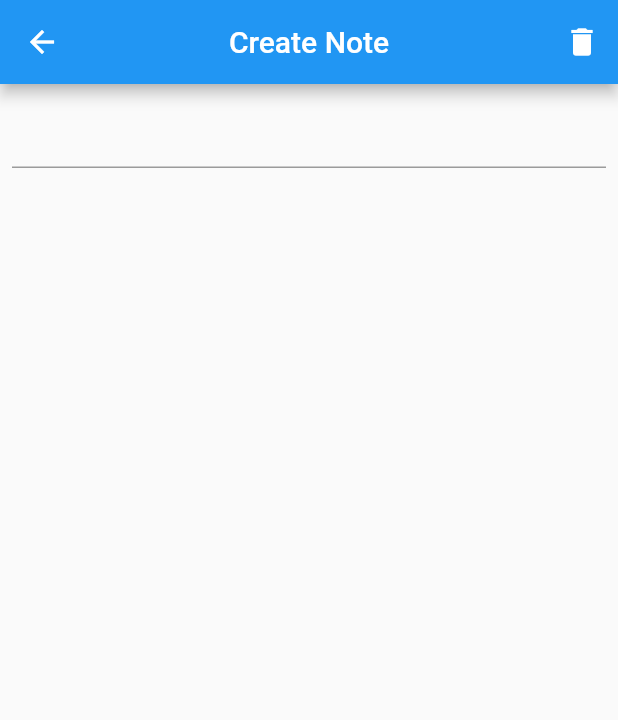
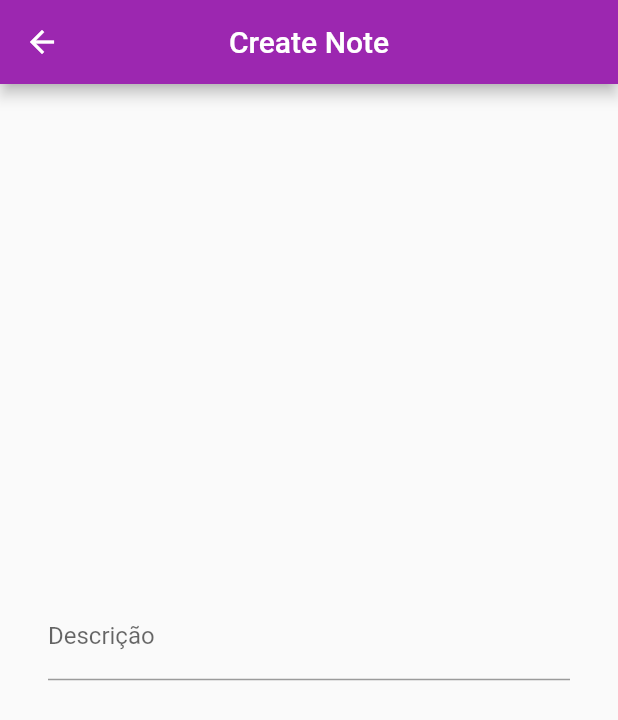
Before and after one commit to andersondev96/ignite-flutter, a Flutter app: the screen it shows after launch, after a tap on the "add" icon, on a phone screen of 412 x 824 dp. Shown: the top 720 px of the screen. Run offline on Flutter 3.47's test engine with Material 2 defaults, Android fonts, the phone set to English and light mode, and no system bars.

Commit message:
Update UI Screen

```diff
--- a/modulo-2/notes/lib/app_widget.dart
+++ b/modulo-2/notes/lib/app_widget.dart
@@ -1,12 +1,20 @@
 import 'package:flutter/material.dart';
+import 'package:notes/create_note_page.dart';
 import 'package:notes/home_page.dart';
 
 class AppWidget extends StatelessWidget {
   @override
   Widget build(BuildContext context) {
     return MaterialApp(
+      theme: ThemeData(
+        primarySwatch: Colors.purple,
+      ),
       title: 'Notes',
-      home: HomePage(),
+      initialRoute: "/home",
+      routes: {
+        "/home": (context) => HomePage(),
+        "/create-note": (context) => CreateNotePage()
+      },
     );
   }
 }
--- a/modulo-2/notes/lib/create_note_page.dart
+++ b/modulo-2/notes/lib/create_note_page.dart
@@ -8,33 +8,67 @@ class CreateNotePage extends StatefulWidget {
 
 class _CreateNotePageState extends State<CreateNotePage> {
   var description = "";
+  var textController = TextEditingController();
+  var isEdit = false;
+
+  @override
+  void initState() {
+    WidgetsBinding.instance!.addPostFrameCallback((_) {
+      if (ModalRoute.of(context)!.settings.arguments != null) {
+        description = ModalRoute.of(context)!.settings.arguments as String;
+        textController.text = description;
+        isEdit = true;
+        setState(() {});
+      }
+    });
+    super.initState();
+  }
 
   @override
   Widget build(BuildContext context) {
     return Scaffold(
         appBar: AppBar(
-          title: Text("Create Note"),
+          title: Text(isEdit ? "Edit Note" : "Create Note"),
           centerTitle: true,
-          actions: [IconButton(icon: Icon(Icons.delete), onPressed: () {})],
+          actions: [
+            if (isEdit)
+              IconButton(
+                  icon: Icon(Icons.delete),
+                  onPressed: () {
+                    Navigator.pop(context, "");
+                  })
+          ],
         ),
         body: Padding(
-          padding: const EdgeInsets.all(8.0),
+          padding: const EdgeInsets.all(32.0),
           child: Column(
-            mainAxisAlignment: MainAxisAlignment.spaceBetween,
+            mainAxisAlignment: MainAxisAlignment.center,
             children: [
               TextField(
+                controller: textController,
                 maxLines: null,
                 onChanged: (value) {
                   description = value;
                   setState(() {});
                 },
+                decoration: InputDecoration(labelText: "Descrição"),
+              ),
+              SizedBox(
+                height: 32,
               ),
               if (description.isNotEmpty)
-                ElevatedButton(
-                    onPressed: () {
-                      Navigator.pop(context, description);
-                    },
-                    child: Text("Salvar"))
+                Row(
+                  mainAxisAlignment: MainAxisAlignment.center,
+                  children: [
+                    SizedBox(
+                        width: 250,
+                        child: ElevatedButton(
+                            onPressed: () {
+                              Navigator.pop(context, description);
+                            },
+                            child: Text("Salvar")))
+                  ],
+                )
             ],
           ),
         ));
--- a/modulo-2/notes/lib/home_page.dart
+++ b/modulo-2/notes/lib/home_page.dart
@@ -23,6 +23,21 @@ class _HomePageState extends State<HomePage> {
               Card(
                 child: ListTile(
                   title: Text(notes[i]),
+                  onTap: () async {
+                    var response = await Navigator.pushNamed(
+                        context, "/create-note",
+                        arguments: notes[i]);
+                    if (response != null) {
+                      var description = response as String;
+                      if (response.isEmpty) {
+                        notes.removeAt(i);
+                      } else {
+                        notes[i] = description;
+                      }
+
+                      setState(() {});
+                    }
+                  },
                 ),
               ),
           ],
@@ -30,10 +45,13 @@ class _HomePageState extends State<HomePage> {
       ),
       floatingActionButton: FloatingActionButton(
         child: Icon(Icons.add),
-        onPressed: () {
-          final description = Navigator.push(context,
-              MaterialPageRoute(builder: (context) => CreateNotePage()));
+        onPressed: () async {
+          var description = await Navigator.pushNamed(context, "/create-note");
           print(description);
+          if (description != null) {
+            notes.add(description as String);
+            setState(() {});
+          }
         },
       ),
     );
```
